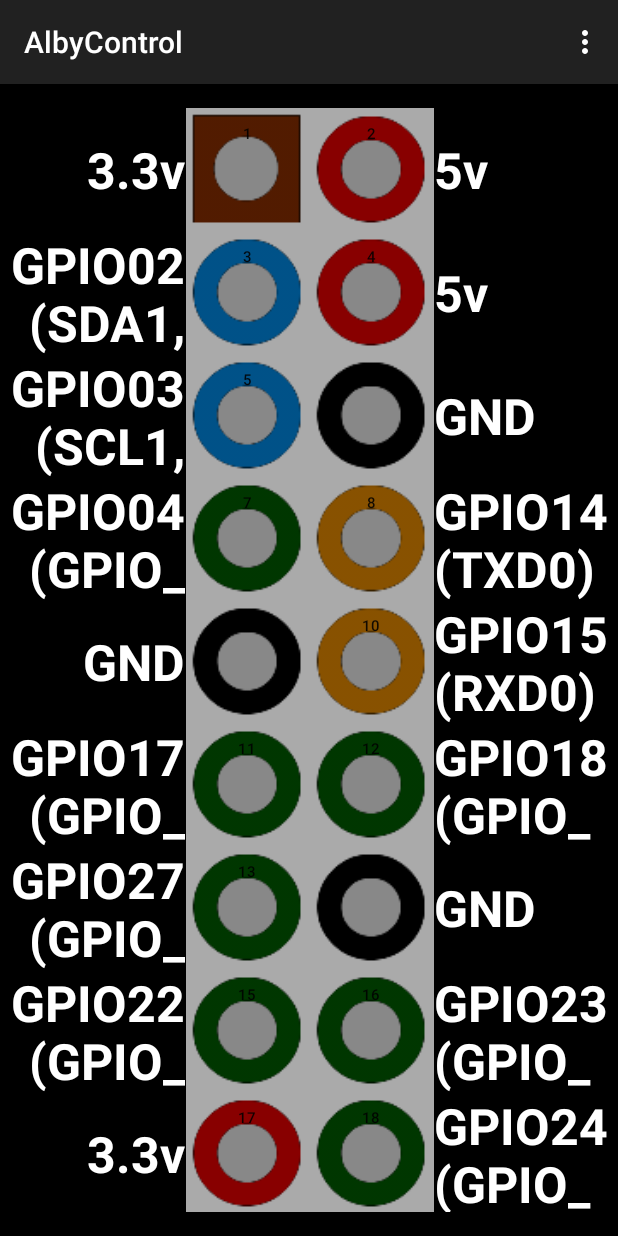
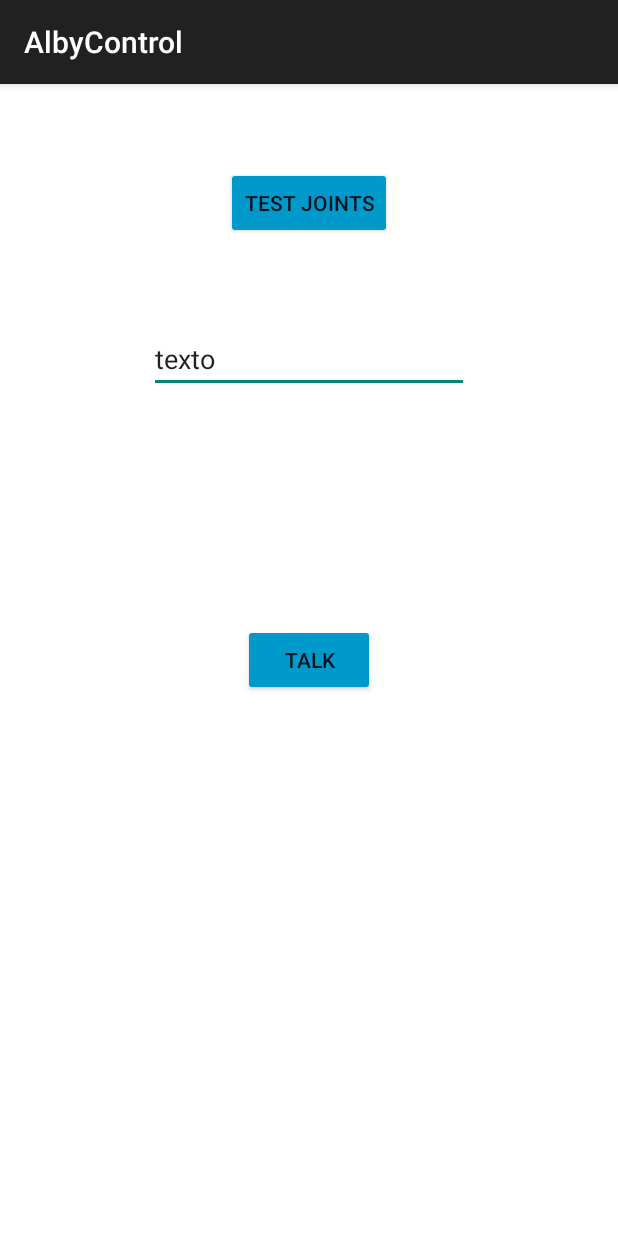
Before and after one commit to josiasMO/Alby-Control, an Android app: the MainActivity screen opened directly, with no data from a screen before it, on a phone screen of 412 x 824 dp. Run offline under Robolectric (Android 15) with nearby library versions, the phone set to English and light mode, and no system bars.

Commit message:
Modified Layout

```diff
--- a/app/build.gradle
+++ b/app/build.gradle
@@ -28,4 +28,5 @@ dependencies {
     compile 'com.android.support:appcompat-v7:25.0.1'
     testCompile 'junit:junit:4.12'
     compile 'com.jcraft:jsch:0.1.54'
+    compile 'com.android.support.constraint:constraint-layout:1.0.0-beta4'
 }
--- a/app/src/main/AndroidManifest.xml
+++ b/app/src/main/AndroidManifest.xml
@@ -7,7 +7,7 @@
     <application
         android:allowBackup="true"
         android:icon="@mipmap/ic_launcher"
-        android:label="AndroBerryPI"
+        android:label="AlbyControl"
         android:theme="@style/AppTheme" >
 
         <activity
--- a/app/src/main/java/com/josias/AlbyControl/MainActivity.java
+++ b/app/src/main/java/com/josias/AlbyControl/MainActivity.java
@@ -17,164 +17,202 @@ import java.util.ArrayList;
 
 public class MainActivity extends AppCompatActivity {
 
-    private ArrayList<Pin> pinList;
-    private LinearLayout linearMain1,linearMain2,linearMain3,linearMain4;
-
     public static Device currentDevice;
 
-    private double delay = 0.05;
-    private int gpio;
-    private String ON;
-    private String OFF;
-    private final String labels[] = {"3.3v", "5v", "GPIO02(SDA1, I²C)", "5v", "GPIO03(SCL1, I²C)",
-            "GND", "GPIO04(GPIO_GCLK)", "GPIO14(TXD0)", "GND", "GPIO15(RXD0)",
-            "GPIO17(GPIO_GEN0)", "GPIO18(GPIO_GEN1)", "GPIO27(GPIO_GEN2)", "GND", "GPIO22(GPIO_GEN3)",
-            "GPIO23(GPIO_GEN4)", "3.3v", "GPIO24(GPIO_GEN5)", "GPIO10(SPI_MOSI)", "GND",
-            "GPIO09(SPI_MISO)", "GPIO25(GPIO_GEN6)", "GPIO11(SPI_CLK)", "GPIO08(SPI_CEN0_N)", "GND",
-            "GPIO07(SPI_CEN1_N)", "ID_SD(I²C ID EEPROM)", "ID_SC(I²C ID EEPROM)", "GPIO05", "GND",
-            "GPIO06", "GPIO12", "GPIO13", "GND", "GPIO19",
-            "GPIO16", "GPIO26", "GPIO20", "GND", "GPIO21"};
-    private final int pinName[] = {0, 0, 2, 0, 3, 0, 4, 14, 0, 15, 17, 18, 27, 0, 22, 23, 0, 24, 10, 0,
-            9, 25, 11, 8, 0, 7, 0, 0, 5, 0, 6, 12, 13, 0, 19, 16, 26, 20, 0, 21};
-    private final boolean enable[] = {false, false, true, false, true,
-            false, true, true, false, true,
-            true, true, true, false, true,
-            true, false, true, true, false,
-            true, true, true, true, false,
-            true, false, false, true, false,
-            true, true, true, false, true,
-            true, true, true, false, true};
-
-    private final int drawables[] = {
-            R.mipmap.dc_power3v, R.mipmap.dc_power_5v,
-            R.mipmap.gpio2_3, R.mipmap.dc_power_5v,
-            R.mipmap.gpio2_3, R.mipmap.ground,
-            R.mipmap.gpio_green, R.mipmap.gpio_orange,
-            R.mipmap.ground, R.mipmap.gpio_orange,
-            R.mipmap.gpio_green, R.mipmap.gpio_green,
-            R.mipmap.gpio_green, R.mipmap.ground,
-            R.mipmap.gpio_green, R.mipmap.gpio_green,
-            R.mipmap.dc_power_5v, R.mipmap.gpio_green,
-            R.mipmap.gpio_purple, R.mipmap.ground,
-            R.mipmap.gpio_purple, R.mipmap.gpio_green,
-            R.mipmap.gpio_purple, R.mipmap.gpio_purple,
-            R.mipmap.ground, R.mipmap.gpio_purple,
-            R.mipmap.gpio_yellow, R.mipmap.gpio_yellow,
-            R.mipmap.gpio_green, R.mipmap.ground,
-            R.mipmap.gpio_green, R.mipmap.gpio_green,
-            R.mipmap.gpio_green, R.mipmap.ground,
-            R.mipmap.gpio_green, R.mipmap.gpio_green,
-            R.mipmap.gpio_green, R.mipmap.gpio_green,
-            R.mipmap.ground, R.mipmap.gpio_green
-    };
-
-    public void addAllPins(int pinNames[],String labels[],boolean enable[],int drawables[]){
-        pinList = new ArrayList<Pin>();
-
-        for (int i=0; i < pinNames.length; i++) {
-            addPin(labels[i],i,getResources().getDrawable(drawables[i]),pinNames[i],enable[i]);
-        }
-
-        for (Pin pin : pinList){
-            pin.getButton().setOnClickListener(getOnClickDoSomething(pin));
-        }
-
-        int i = 0;
-        for (Pin pin : pinList){
-            if(i%2 == 0) {
-                pin.getLabel().setGravity(Gravity.CENTER|Gravity.RIGHT);
-                linearMain1.addView(pin.getLabel());
-                linearMain2.addView(pin.getButton());
-                i++;
-            }
-            else {
-                pin.getLabel().setGravity(Gravity.CENTER|Gravity.LEFT);
-                linearMain3.addView(pin.getButton());
-                linearMain4.addView(pin.getLabel());
-                i++;
-            }
-        }
-    }
-
-    private void addPin(String labelName,int id, Drawable d,int pinName, boolean enable) {
-        Display display = getWindowManager().getDefaultDisplay();
-        int width = display.getWidth();
-        int height = display.getHeight();
-        pinList.add(new Pin(new TextView(this),new Button(this),labelName,id,width,height,d,
-                pinName,enable));
-    }
-
-    public View.OnClickListener getOnClickDoSomething(final Pin pin){
-        return new View.OnClickListener() {
-            @Override
-            public void onClick(View v) {
-                if(!pin.getStatus()) {
-                    if(pin.getEnable()) {
-                        pin.getButton().getBackground().clearColorFilter();
-                        pin.setStatus(!pin.getStatus());
-
-                        gpio = pin.getPinName();
-                        ON = "cd ~ && python teste.py";
-                        /*ON = "echo " + gpio + " > /sys/class/gpio/export && sleep " +
-                                delay + " && echo out > /sys/class/gpio/gpio" + gpio +
-                                "/direction && sleep " + delay +
-                                " && echo 1 > /sys/class/gpio/gpio" + gpio + "/value";*/
-                        new Communicate().execute(ON, currentDevice);
-                        //Toast.makeText(getBaseContext(), pin.getPinName()+ " ON", Toast.LENGTH_LONG).show();
-                    }
-
-                } else {
-                    if(pin.getEnable()) {
-                        pin.getButton().getBackground().setColorFilter(0x77000000,
-                                PorterDuff.Mode.SRC_ATOP);
-                        pin.setStatus(!pin.getStatus());
-
-                        gpio = pin.getPinName();
-                        OFF = "echo " + gpio + " > /sys/class/gpio/unexport";
-                        new Communicate().execute(OFF, currentDevice);
-
-                        //Toast.makeText(getBaseContext(), pin.getPinName() + " OFF", Toast.LENGTH_LONG).show();
-                    }
-                }
-            }
-        };
-    }
+    Button testJoints, speak;
+    TextView textSpeak;
+    String command;
 
     @Override
     protected void onCreate(Bundle savedInstanceState) {
         super.onCreate(savedInstanceState);
         setContentView(R.layout.activity_main);
 
-        linearMain1 = (LinearLayout) findViewById(R.id.linear_view1);
-        linearMain2 = (LinearLayout) findViewById(R.id.linear_view2);
-        linearMain3 = (LinearLayout) findViewById(R.id.linear_view3);
-        linearMain4 = (LinearLayout) findViewById(R.id.linear_view4);
+        textSpeak =(TextView)findViewById(R.id.textSpeak);
+        testJoints = (Button)findViewById(R.id.button_testJoints);
+        speak = (Button)findViewById(R.id.button_TalkText);
 
-        addAllPins(pinName,labels,enable,drawables);
+        handleButtons();
 
-    }
+}
+    protected void handleButtons(){
+        testJoints.setOnClickListener(new View.OnClickListener() {
+            @Override
+            public void onClick(View view) {
+                command = "cd ~/alby && python test_audio_module.py";
+                new Communicate().execute(command, currentDevice);
 
-    @Override
-    public boolean onCreateOptionsMenu(Menu menu) {
-        // Inflate the menu; this adds items to the action bar if it is present.
-        getMenuInflater().inflate(R.menu.menu_main, menu);
-        return true;
-    }
+            }
+        });
+        speak.setOnClickListener(new View.OnClickListener() {
+            @Override
+            public void onClick(View view) {
+                String readText = String.valueOf(textSpeak.getText());
+                command = "cd ~/alby && python test_fala_frase.py " +readText;
+                new Communicate().execute(command, currentDevice);
 
-    @Override
-    public boolean onOptionsItemSelected(MenuItem item) {
-        // Handle action bar item clicks here. The action bar will
-        // automatically handle clicks on the Home/Up button, so long
-        // as you specify a parent activity in AndroidManifest.xml.
-        int id = item.getItemId();
-
-        //noinspection SimplifiableIfStatement
-        if (id == R.id.action_settings) {
-            return true;
-        }
-
-        return super.onOptionsItemSelected(item);
+            }
+        });
     }
 
 
+//
+//    private ArrayList<Pin> pinList;
+//    private LinearLayout linearMain1,linearMain2,linearMain3,linearMain4;
+//
+//    private double delay = 0.05;
+//    private int gpio;
+//    private String ON;
+//    private String OFF;
+//    private final String labels[] = {"3.3v", "5v", "GPIO02(SDA1, I²C)", "5v", "GPIO03(SCL1, I²C)",
+//            "GND", "GPIO04(GPIO_GCLK)", "GPIO14(TXD0)", "GND", "GPIO15(RXD0)",
+//            "GPIO17(GPIO_GEN0)", "GPIO18(GPIO_GEN1)", "GPIO27(GPIO_GEN2)", "GND", "GPIO22(GPIO_GEN3)",
+//            "GPIO23(GPIO_GEN4)", "3.3v", "GPIO24(GPIO_GEN5)", "GPIO10(SPI_MOSI)", "GND",
+//            "GPIO09(SPI_MISO)", "GPIO25(GPIO_GEN6)", "GPIO11(SPI_CLK)", "GPIO08(SPI_CEN0_N)", "GND",
+//            "GPIO07(SPI_CEN1_N)", "ID_SD(I²C ID EEPROM)", "ID_SC(I²C ID EEPROM)", "GPIO05", "GND",
+//            "GPIO06", "GPIO12", "GPIO13", "GND", "GPIO19",
+//            "GPIO16", "GPIO26", "GPIO20", "GND", "GPIO21"};
+//    private final int pinName[] = {0, 0, 2, 0, 3, 0, 4, 14, 0, 15, 17, 18, 27, 0, 22, 23, 0, 24, 10, 0,
+//            9, 25, 11, 8, 0, 7, 0, 0, 5, 0, 6, 12, 13, 0, 19, 16, 26, 20, 0, 21};
+//    private final boolean enable[] = {false, false, true, false, true,
+//            false, true, true, false, true,
+//            true, true, true, false, true,
+//            true, false, true, true, false,
+//            true, true, true, true, false,
+//            true, false, false, true, false,
+//            true, true, true, false, true,
+//            true, true, true, false, true};
+//
+//    private final int drawables[] = {
+//            R.mipmap.dc_power3v, R.mipmap.dc_power_5v,
+//            R.mipmap.gpio2_3, R.mipmap.dc_power_5v,
+//            R.mipmap.gpio2_3, R.mipmap.ground,
+//            R.mipmap.gpio_green, R.mipmap.gpio_orange,
+//            R.mipmap.ground, R.mipmap.gpio_orange,
+//            R.mipmap.gpio_green, R.mipmap.gpio_green,
+//            R.mipmap.gpio_green, R.mipmap.ground,
+//            R.mipmap.gpio_green, R.mipmap.gpio_green,
+//            R.mipmap.dc_power_5v, R.mipmap.gpio_green,
+//            R.mipmap.gpio_purple, R.mipmap.ground,
+//            R.mipmap.gpio_purple, R.mipmap.gpio_green,
+//            R.mipmap.gpio_purple, R.mipmap.gpio_purple,
+//            R.mipmap.ground, R.mipmap.gpio_purple,
+//            R.mipmap.gpio_yellow, R.mipmap.gpio_yellow,
+//            R.mipmap.gpio_green, R.mipmap.ground,
+//            R.mipmap.gpio_green, R.mipmap.gpio_green,
+//            R.mipmap.gpio_green, R.mipmap.ground,
+//            R.mipmap.gpio_green, R.mipmap.gpio_green,
+//            R.mipmap.gpio_green, R.mipmap.gpio_green,
+//            R.mipmap.ground, R.mipmap.gpio_green
+//    };
+//
+//    public void addAllPins(int pinNames[],String labels[],boolean enable[],int drawables[]){
+//        pinList = new ArrayList<Pin>();
+//
+//        for (int i=0; i < pinNames.length; i++) {
+//            addPin(labels[i],i,getResources().getDrawable(drawables[i]),pinNames[i],enable[i]);
+//        }
+//
+//        for (Pin pin : pinList){
+//            pin.getButton().setOnClickListener(getOnClickDoSomething(pin));
+//        }
+//
+//        int i = 0;
+//        for (Pin pin : pinList){
+//            if(i%2 == 0) {
+//                pin.getLabel().setGravity(Gravity.CENTER|Gravity.RIGHT);
+//                linearMain1.addView(pin.getLabel());
+//                linearMain2.addView(pin.getButton());
+//                i++;
+//            }
+//            else {
+//                pin.getLabel().setGravity(Gravity.CENTER|Gravity.LEFT);
+//                linearMain3.addView(pin.getButton());
+//                linearMain4.addView(pin.getLabel());
+//                i++;
+//            }
+//        }
+//    }
+//
+//    private void addPin(String labelName,int id, Drawable d,int pinName, boolean enable) {
+//        Display display = getWindowManager().getDefaultDisplay();
+//        int width = display.getWidth();
+//        int height = display.getHeight();
+//        pinList.add(new Pin(new TextView(this),new Button(this),labelName,id,width,height,d,
+//                pinName,enable));
+//    }
+//
+//    public View.OnClickListener getOnClickDoSomething(final Pin pin){
+//        return new View.OnClickListener() {
+//            @Override
+//            public void onClick(View v) {
+//                if(!pin.getStatus()) {
+//                    if(pin.getEnable()) {
+//                        pin.getButton().getBackground().clearColorFilter();
+//                        pin.setStatus(!pin.getStatus());
+//
+//                        gpio = pin.getPinName();
+//                        ON = "cd ~ && python teste.py";
+//                        /*ON = "echo " + gpio + " > /sys/class/gpio/export && sleep " +
+//                                delay + " && echo out > /sys/class/gpio/gpio" + gpio +
+//                                "/direction && sleep " + delay +
+//                                " && echo 1 > /sys/class/gpio/gpio" + gpio + "/value";*/
+//                        new Communicate().execute(ON, currentDevice);
+//                        //Toast.makeText(getBaseContext(), pin.getPinName()+ " ON", Toast.LENGTH_LONG).show();
+//                    }
+//
+//                } else {
+//                    if(pin.getEnable()) {
+//                        pin.getButton().getBackground().setColorFilter(0x77000000,
+//                                PorterDuff.Mode.SRC_ATOP);
+//                        pin.setStatus(!pin.getStatus());
+//
+//                        gpio = pin.getPinName();
+//                        OFF = "echo " + gpio + " > /sys/class/gpio/unexport";
+//                        new Communicate().execute(OFF, currentDevice);
+//
+//                        //Toast.makeText(getBaseContext(), pin.getPinName() + " OFF", Toast.LENGTH_LONG).show();
+//                    }
+//                }
+//            }
+//        };
+//    }
+//
+//    @Override
+//    protected void onCreate(Bundle savedInstanceState) {
+//        super.onCreate(savedInstanceState);
+//        setContentView(R.layout.activity_main);
+//
+//        linearMain1 = (LinearLayout) findViewById(R.id.linear_view1);
+//        linearMain2 = (LinearLayout) findViewById(R.id.linear_view2);
+//        linearMain3 = (LinearLayout) findViewById(R.id.linear_view3);
+//        linearMain4 = (LinearLayout) findViewById(R.id.linear_view4);
+//
+//        addAllPins(pinName,labels,enable,drawables);
+//
+//    }
+//
+//    @Override
+//    public boolean onCreateOptionsMenu(Menu menu) {
+//        // Inflate the menu; this adds items to the action bar if it is present.
+//        getMenuInflater().inflate(R.menu.menu_main, menu);
+//        return true;
+//    }
+//
+//    @Override
+//    public boolean onOptionsItemSelected(MenuItem item) {
+//        // Handle action bar item clicks here. The action bar will
+//        // automatically handle clicks on the Home/Up button, so long
+//        // as you specify a parent activity in AndroidManifest.xml.
+//        int id = item.getItemId();
+//
+//        //noinspection SimplifiableIfStatement
+//        if (id == R.id.action_settings) {
+//            return true;
+//        }
+//
+//        return super.onOptionsItemSelected(item);
+//    }
+
+
 }
--- a/app/src/main/res/layout/activity_main.xml
+++ b/app/src/main/res/layout/activity_main.xml
@@ -1,61 +1,40 @@
-<LinearLayout xmlns:android="http://schemas.android.com/apk/res/android"
+<RelativeLayout xmlns:android="http://schemas.android.com/apk/res/android"
+    xmlns:tools="http://schemas.android.com/tools"
     android:layout_width="match_parent"
     android:layout_height="match_parent"
-    android:paddingBottom="16dp"
-    android:paddingTop="16dp"
-    android:background="@android:color/black"
+    android:background="@android:color/background_light"
     android:weightSum="1"
     android:baselineAligned="false"
-    android:orientation="vertical">
+    android:orientation="vertical"
+    tools:context="com.josias.AlbyControl.MainActivity">
 
-    <ScrollView xmlns:android="http://schemas.android.com/apk/res/android"
-        android:layout_width="match_parent"
-        android:layout_gravity="center_horizontal"
-        android:layout_height="match_parent">
+    <Button
+        android:text="Test Joints"
+        android:layout_width="wrap_content"
+        android:layout_height="wrap_content"
+        android:layout_alignParentTop="true"
+        android:layout_centerHorizontal="true"
+        android:layout_marginTop="55dp"
+        android:id="@+id/button_testJoints"
+        android:backgroundTint="@android:color/holo_blue_dark" />
 
-        <LinearLayout
-            android:layout_width="match_parent"
-            android:layout_height="match_parent"
-            android:layout_gravity="center_horizontal"
-            android:orientation="horizontal">
+    <EditText
+        android:layout_width="wrap_content"
+        android:layout_height="wrap_content"
+        android:inputType="textPersonName"
+        android:text="texto"
+        android:ems="10"
+        android:layout_marginTop="57dp"
+        android:layout_below="@+id/button_testJoints"
+        android:layout_centerHorizontal="true"
+        android:id="@+id/textSpeak" />
 
-            <LinearLayout
-                android:layout_width="match_parent"
-                android:layout_height="fill_parent"
-                android:layout_weight="0.70"
-                android:id="@+id/linear_view1"
-                android:orientation="vertical">
-            </LinearLayout>
-
-            <LinearLayout
-                android:layout_width="match_parent"
-                android:layout_height="fill_parent"
-                android:layout_weight="0.80"
-                android:id="@+id/linear_view2"
-                android:background="@android:color/darker_gray"
-                android:orientation="vertical">
-            </LinearLayout>
-
-            <LinearLayout
-                android:layout_width="match_parent"
-                android:layout_height="fill_parent"
-                android:layout_weight="0.80"
-                android:id="@+id/linear_view3"
-                android:background="@android:color/darker_gray"
-                android:orientation="vertical">
-            </LinearLayout>
-
-            <LinearLayout
-                android:layout_width="match_parent"
-                android:layout_height="fill_parent"
-                android:layout_weight="0.70"
-                android:id="@+id/linear_view4"
-                android:orientation="vertical">
-            </LinearLayout>
-
-
-        </LinearLayout>
-
-    </ScrollView>
-
-</LinearLayout>
+    <Button
+        android:text="Talk"
+        android:layout_width="wrap_content"
+        android:layout_height="wrap_content"
+        android:id="@+id/button_TalkText"
+        android:backgroundTint="@android:color/holo_blue_dark"
+        android:layout_centerVertical="true"
+        android:layout_centerHorizontal="true" />
+</RelativeLayout>
```
Also changed, not shown: 3 other files.
